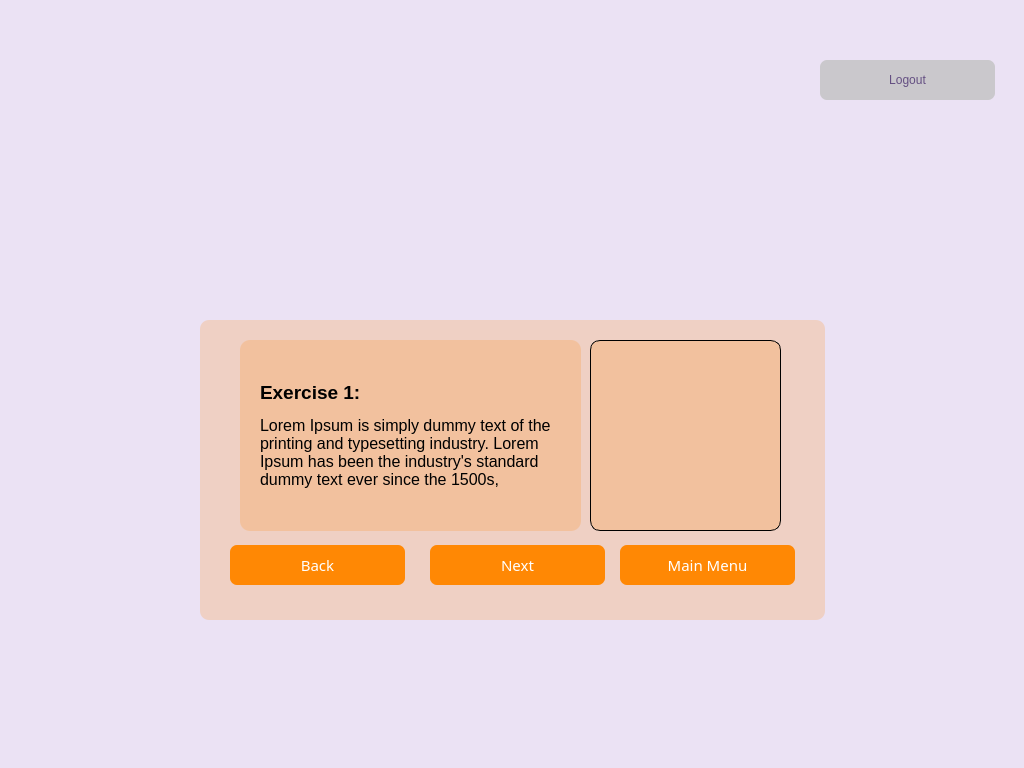
First picture: the form in static/exercises.ui, repository lakshmivishal9496/Soft-Health, before the edit.
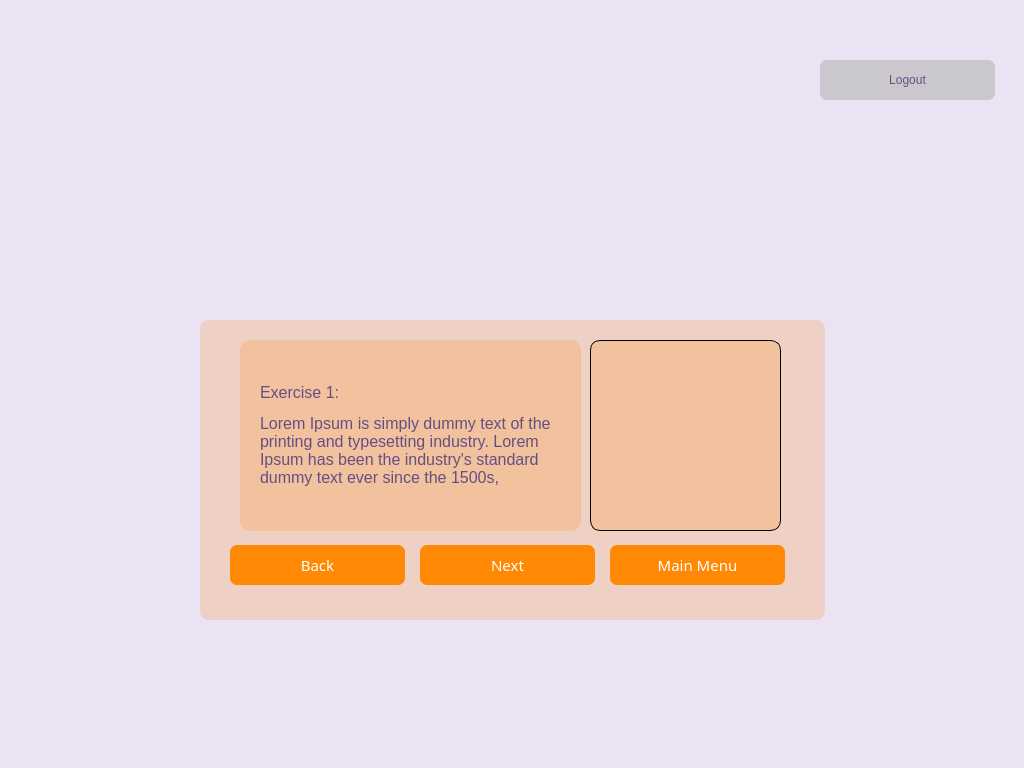
Second picture: the form after the edit. Icons and pictures are not drawn.

Commit message: finalized exercises app

Diff of the .ui file:
```diff
--- a/static/exercises.ui
+++ b/static/exercises.ui
@@ -35,7 +35,7 @@
    <widget class="QPushButton" name="next_btn">
     <property name="geometry">
      <rect>
-      <x>230</x>
+      <x>220</x>
       <y>225</y>
       <width>175</width>
       <height>40</height>
@@ -44,7 +44,7 @@
     <property name="font">
      <font>
       <family>Sura</family>
-      <pointsize>1</pointsize>
+      <pointsize>-1</pointsize>
      </font>
     </property>
     <property name="styleSheet">
@@ -99,7 +99,7 @@
    <widget class="QPushButton" name="main_btn">
     <property name="geometry">
      <rect>
-      <x>420</x>
+      <x>410</x>
       <y>225</y>
       <width>175</width>
       <height>40</height>
@@ -108,7 +108,7 @@
     <property name="font">
      <font>
       <family>Sura</family>
-      <pointsize>1</pointsize>
+      <pointsize>-1</pointsize>
      </font>
     </property>
     <property name="styleSheet">
@@ -195,7 +195,7 @@
      <enum>QFrame::NoFrame</enum>
     </property>
     <property name="text">
-     <string>&lt;html&gt;&lt;head/&gt;&lt;body&gt;&lt;p&gt;&lt;span style=&quot; font-weight:600;&quot;&gt;Exercise 1:&lt;/span&gt;&lt;/p&gt;&lt;p&gt;&lt;span style=&quot; font-size:12pt;&quot;&gt;Lorem Ipsum is simply dummy text of the printing and typesetting industry. Lorem Ipsum has been the industry's standard dummy text ever since the 1500s,&lt;/span&gt;&lt;/p&gt;&lt;/body&gt;&lt;/html&gt;</string>
+     <string>&lt;html&gt;&lt;head/&gt;&lt;body&gt;&lt;p&gt;&lt;span style=&quot; font-size:12pt; color:#644f82;&quot;&gt;Exercise 1:&lt;/span&gt;&lt;/p&gt;&lt;p&gt;&lt;span style=&quot; font-size:12pt; color:#644f82;&quot;&gt;Lorem Ipsum is simply dummy text of the printing and typesetting industry. Lorem Ipsum has been the industry's standard dummy text ever since the 1500s,&lt;/span&gt;&lt;/p&gt;&lt;/body&gt;&lt;/html&gt;</string>
     </property>
     <property name="wordWrap">
      <bool>true</bool>
```
Left out of the diff: 8 changed lines with no effect on the pictures. The commit also changes 5 other files.
